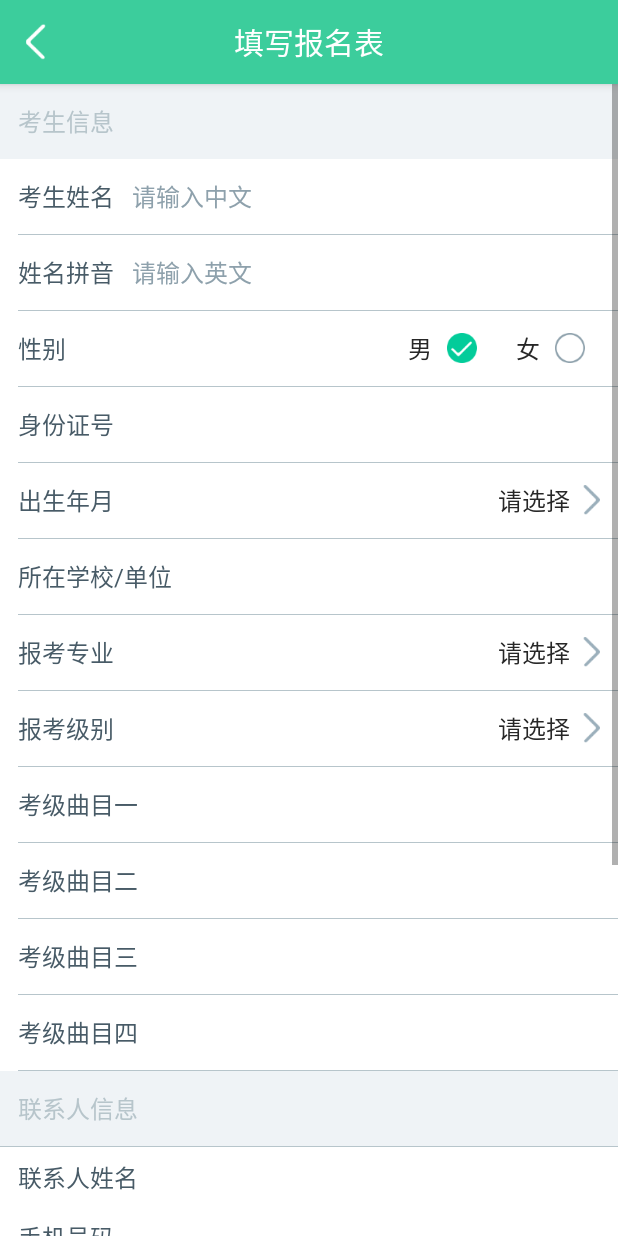
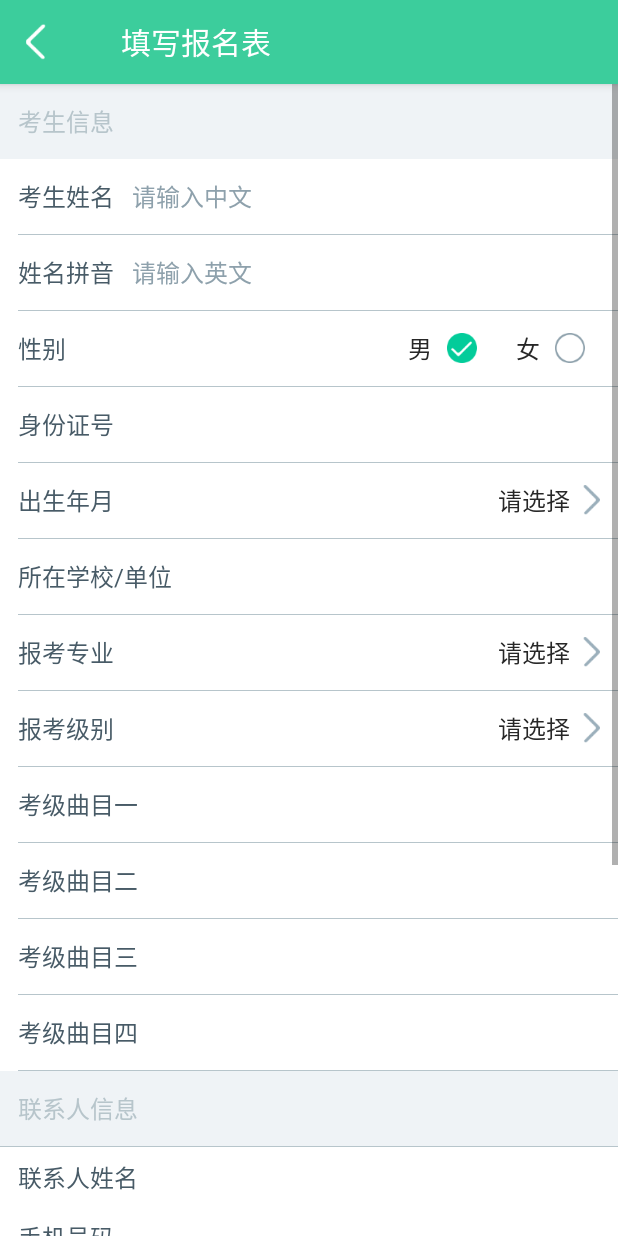
Before and after one commit to NikoSoftware/MusicSchool, an Android app: the MusicSignUpActivtiy screen opened directly, with no data from a screen before it, on a phone screen of 412 x 824 dp. Run offline under Robolectric (Android 15) with nearby library versions, the light colour scheme and no system bars; our stand-ins replace CircleImageView; libraries missing offline, so code that uses them is left out: cn.bmob.v3; 1 statement that could not run was skipped.

Commit message:
优化 title

```diff
--- a/app/src/main/res/layout/appbar_normal.xml
+++ b/app/src/main/res/layout/appbar_normal.xml
@@ -24,10 +24,11 @@
 
     <TextView
         android:id="@+id/appbar_title"
-        android:layout_width="wrap_content"
+        android:layout_width="250dp"
         android:layout_height="wrap_content"
         android:layout_centerInParent="true"
         android:text=""
+        android:singleLine="true"
         android:textColor="@color/white"
         android:textSize="@dimen/text_size_20"/>
 
```
Also changed, not shown: app/src/main/res/layout/activity_music_teaching.xml (+4 -6 lines).
